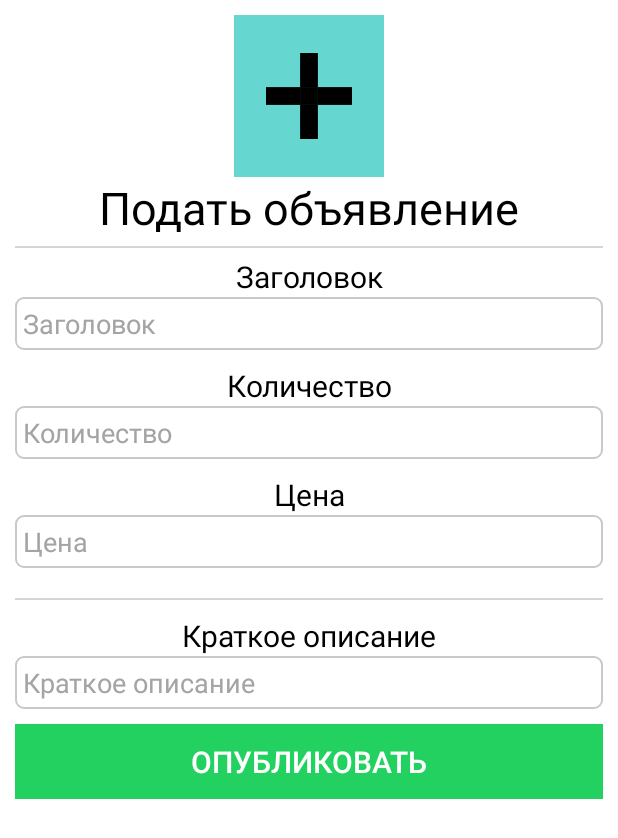
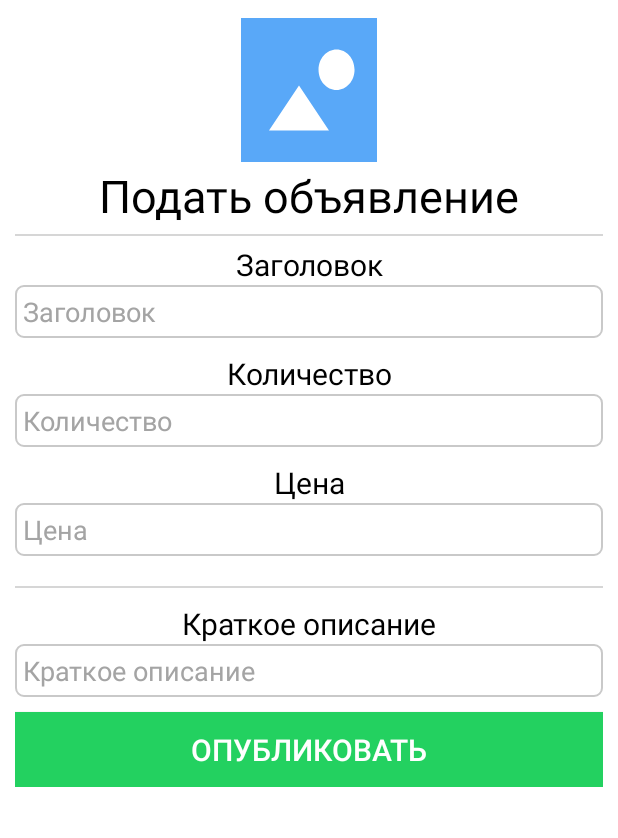
Before and after one commit to andywindowsmac/tarantas, an Android app: the layout fragment_post_product.xml on its own in the app's theme, with its tools: preview values and no code run, on a phone screen of 412 x 824 dp. Shown: the top 838 px of the screen. Run offline under Robolectric (Android 15) with nearby library versions, the phone set to English and light mode, and no system bars; network calls fail.

Commit message:
feat: upload picture button

```diff
--- /dev/null
+++ b/app/src/main/res/drawable/ic_account_icon.xml
@@ -0,0 +1,6 @@
+<vector android:height="24dp" android:viewportHeight="16"
+    android:viewportWidth="16" android:width="24dp" xmlns:android="http://schemas.android.com/apk/res/android">
+    <path android:fillColor="#000000" android:fillType="evenOdd"
+        android:pathData="M15.68,15.188L0.32,15.188C0.32,11.3 5.408,9.428 8,9.428C10.592,9.428 15.68,11.3 15.68,15.188ZM8,7.508C6.152,7.508 4.64,5.996 4.64,4.148C4.64,2.3 6.152,0.788 8,0.788C9.848,0.788 11.36,2.3 11.36,4.148C11.36,5.996 9.848,7.508 8,7.508Z"
+        android:strokeColor="#00000000" android:strokeWidth="1"/>
+</vector>
--- /dev/null
+++ b/app/src/main/res/drawable/ic_picture.xml
@@ -0,0 +1,6 @@
+<vector android:height="24dp" android:viewportHeight="16"
+    android:viewportWidth="18" android:width="24dp" xmlns:android="http://schemas.android.com/apk/res/android">
+    <path android:fillColor="#59A8F8" android:fillType="evenOdd"
+        android:pathData="M0.84,0.32L17.16,0.32L17.16,15.68L0.84,15.68L0.84,0.32ZM4.2,12.32L11.4,12.32L7.8,7.52L4.2,12.32ZM12.3047,8C13.4976,8 14.4647,7.0329 14.4647,5.84C14.4647,4.6471 13.4976,3.68 12.3047,3.68C11.1118,3.68 10.1447,4.6471 10.1447,5.84C10.1447,7.0329 11.1118,8 12.3047,8Z"
+        android:strokeColor="#00000000" android:strokeWidth="1"/>
+</vector>
--- a/app/src/main/res/layout/fragment_post_product.xml
+++ b/app/src/main/res/layout/fragment_post_product.xml
@@ -28,17 +28,15 @@
                     android:layout_height="wrap_content">
                     <ImageButton
                         android:id="@+id/pickImageButton"
-                        android:background="#66d6d0"
-                        android:src="@mipmap/ic_plus_icon"
+                        android:background="#fff"
+                        android:src="@drawable/ic_picture"
                         android:layout_width="100dp"
-                        android:layout_height="wrap_content"
-                        android:text="+"
-                        android:textColor="#fff"
-                        android:textSize="90dp"
+                        android:layout_height="100dp"
+                        android:adjustViewBounds="true"
+                        android:scaleType="centerCrop"
                         android:layout_centerHorizontal="true"
                         android:layout_centerVertical="true"
                         android:textAlignment="center"
-
                         android:layout_centerInParent="true"/>
                 </RelativeLayout>
 
```
